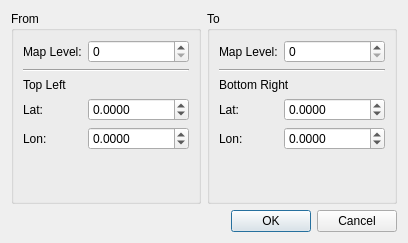
Before: the Qt Designer form resources/OSMDownloadAreaDialog.ui in MichalVlasak/OSMViewer, drawn with Qt 5.
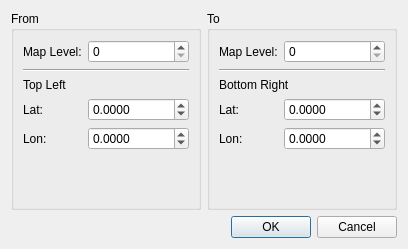
After: the same form once the commit is applied.

What changed in the file:
```diff
--- a/resources/OSMDownloadAreaDialog.ui
+++ b/resources/OSMDownloadAreaDialog.ui
@@ -7,7 +7,7 @@
     <x>0</x>
     <y>0</y>
     <width>408</width>
-    <height>243</height>
+    <height>249</height>
    </rect>
   </property>
   <property name="windowTitle">
```
Left out of the diff: 2 changed lines with no effect on the pictures.
